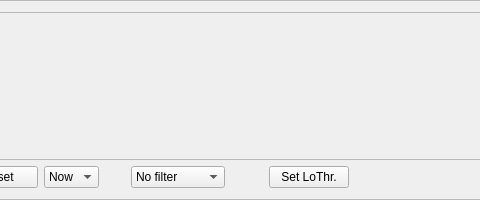
This is FlightController/MatrixMonitor.ui in dmaone/CommonSense as Qt 5 draws it before an edit; both pictures show x 140 to 620 and y 0 to 200 of the 971 by 200 pixel window. The edited form follows.
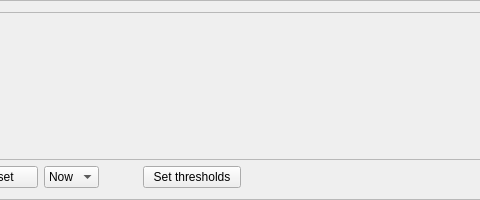
This is the edited form.

Commit message: updated button names to be in sync with README

The edit to the form file:
```diff
--- a/FlightController/MatrixMonitor.ui
+++ b/FlightController/MatrixMonitor.ui
@@ -26,7 +26,7 @@
    <enum>QFrame::Raised</enum>
   </property>
   <layout class="QGridLayout" name="gridLayout_2">
-   <item row="1" column="13">
+   <item row="1" column="11">
     <widget class="QPushButton" name="closeButton">
      <property name="text">
       <string>Close</string>
@@ -43,7 +43,7 @@
      </property>
     </widget>
    </item>
-   <item row="1" column="11">
+   <item row="1" column="9">
     <spacer name="horizontalSpacer">
      <property name="orientation">
       <enum>Qt::Horizontal</enum>
@@ -115,56 +115,14 @@
      </item>
     </widget>
    </item>
-   <item row="1" column="8">
-    <spacer name="horizontalSpacer_3">
-     <property name="orientation">
-      <enum>Qt::Horizontal</enum>
-     </property>
-     <property name="sizeType">
-      <enum>QSizePolicy::Fixed</enum>
-     </property>
-     <property name="sizeHint" stdset="0">
-      <size>
-       <width>20</width>
-       <height>20</height>
-      </size>
-     </property>
-    </spacer>
-   </item>
-   <item row="1" column="5">
-    <widget class="QComboBox" name="filterBox">
-     <item>
-      <property name="text">
-       <string>No filter</string>
-      </property>
-     </item>
-     <item>
-      <property name="text">
-       <string>Upper band</string>
-      </property>
-     </item>
-     <item>
-      <property name="text">
-       <string>Lower band</string>
-      </property>
-     </item>
-    </widget>
-   </item>
-   <item row="1" column="9">
-    <widget class="QPushButton" name="loButton">
-     <property name="text">
-      <string>Set LoThr.</string>
-     </property>
-    </widget>
-   </item>
-   <item row="1" column="12">
+   <item row="1" column="10">
     <widget class="QPushButton" name="exportButton">
      <property name="text">
       <string>Export</string>
      </property>
     </widget>
    </item>
-   <item row="0" column="1" colspan="13">
+   <item row="0" column="1" colspan="11">
     <widget class="QFrame" name="Dashboard">
      <property name="sizePolicy">
       <sizepolicy hsizetype="Minimum" vsizetype="Minimum">
@@ -180,6 +138,13 @@
      </property>
     </widget>
    </item>
+   <item row="1" column="7" colspan="2">
+    <widget class="QPushButton" name="setThresholdButton">
+     <property name="text">
+      <string>  Set thresholds  </string>
+     </property>
+    </widget>
+   </item>
   </layout>
  </widget>
  <resources/>
```
The commit also changes 3 other files.
